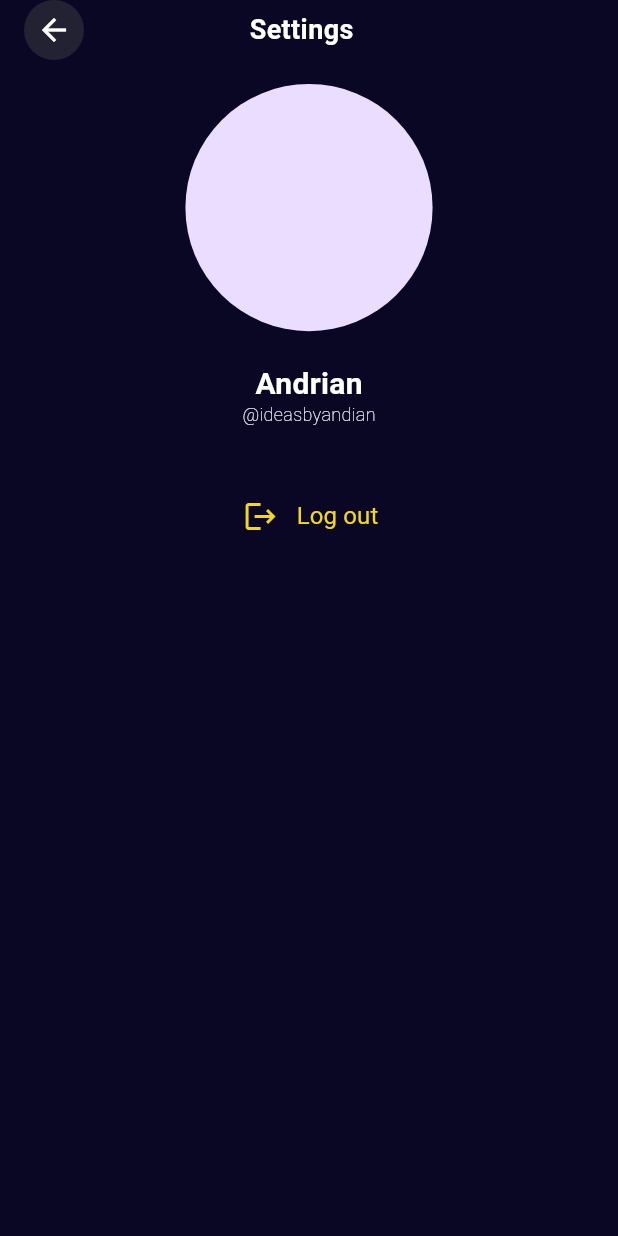
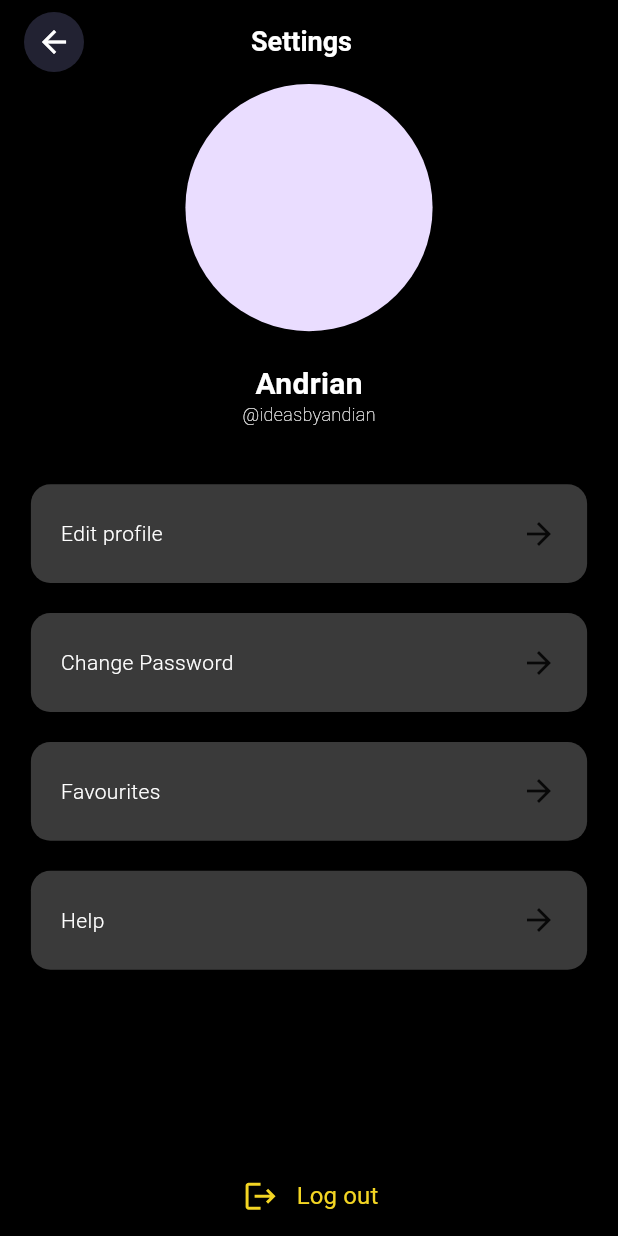
Before and after one commit to Jason1258t/BCSports-mobile, a Flutter app: the ProfileSettingScreen screen opened by its route, on a phone screen of 412 x 824 dp. Run offline on Flutter 3.47's test engine with Material 3 defaults, Android fonts, the phone set to English and light mode, and no system bars; our stand-ins replace bloc, cloud_firestore, firebase_auth, firebase_core, firebase_database, firebase_storage and 10 more; missing offline and left inert: dart:ffi; accounts and stored records are empty; network calls fail; Roboto replaces fonts that are missing (Geologica).

Commit message:
added: - profile

```diff
--- a/lib/app.dart
+++ b/lib/app.dart
@@ -1,8 +1,6 @@
 import 'package:bcsports_mobile/features/auth/bloc/app/app_cubit.dart';
 import 'package:bcsports_mobile/features/auth/ui/login_screen.dart';
 import 'package:bcsports_mobile/features/main/ui/main_screen.dart';
-import 'package:bcsports_mobile/features/onboarding/ui/onboarding_screen.dart';
-import 'package:bcsports_mobile/features/profile/ui/profile_screen.dart';
 import 'package:bcsports_mobile/features/splash/splash_screen.dart';
 import 'package:bcsports_mobile/routes/routes.dart';
 import 'package:flutter/material.dart';
--- a/lib/features/market/ui/market_screen.dart
+++ b/lib/features/market/ui/market_screen.dart
@@ -51,6 +51,7 @@ class _MarketScreenState extends State<MarketScreen> {
 
   Widget buildMainInfoWidget() {
     return CustomScrollView(
+      physics: const BouncingScrollPhysics(),
       slivers: [
         SliverAppBar(
             titleSpacing: 22,
--- a/lib/features/profile/data/profile_repository.dart
+++ b/lib/features/profile/data/profile_repository.dart
@@ -25,9 +25,11 @@ class ProfileRepository {
           .get();
 
       _userModel = UserModel.fromJson(res.data()!);
+
       profileState.add(LoadingStateEnum.success);
     } catch (e) {
       profileState.add(LoadingStateEnum.fail);
+      rethrow;
     }
   }
 
--- a/lib/features/profile/ui/profile_settings_screen.dart
+++ b/lib/features/profile/ui/profile_settings_screen.dart
@@ -1,8 +1,11 @@
 import 'package:bcsports_mobile/features/auth/bloc/auth/auth_cubit.dart';
+import 'package:bcsports_mobile/features/profile/ui/widgets/settings_button.dart';
+import 'package:bcsports_mobile/routes/route_names.dart';
 import 'package:bcsports_mobile/utils/colors.dart';
 import 'package:bcsports_mobile/utils/fonts.dart';
 import 'package:bcsports_mobile/widgets/buttons/button.dart';
 import 'package:bcsports_mobile/widgets/buttons/button_back.dart';
+import 'package:bcsports_mobile/widgets/scaffold.dart';
 import 'package:flutter/material.dart';
 import 'package:flutter_bloc/flutter_bloc.dart';
 import 'package:flutter_svg/flutter_svg.dart';
@@ -21,17 +24,12 @@ class _ProfileSettingScreenState extends State<ProfileSettingScreen> {
   Widget build(BuildContext context) {
     final sizeOf = MediaQuery.sizeOf(context);
 
-    return Container(
-      color: AppColors.black_090723,
-      child: SafeArea(
-        child: Padding(
-          padding: const EdgeInsets.symmetric(horizontal: 16),
-          child: Scaffold(
-            backgroundColor: AppColors.black_090723,
+    return CustomScaffold(
+      color: AppColors.black,
       appBar: AppBar(
         automaticallyImplyLeading: false,
         backgroundColor: Colors.transparent,
-              flexibleSpace: Row(
+        title: Row(
           mainAxisAlignment: MainAxisAlignment.spaceBetween,
           mainAxisSize: MainAxisSize.max,
           children: [
@@ -48,16 +46,16 @@ class _ProfileSettingScreenState extends State<ProfileSettingScreen> {
           ],
         ),
       ),
+      padding: EdgeInsets.symmetric(horizontal: sizeOf.width * 0.05),
       body: Column(
         crossAxisAlignment: CrossAxisAlignment.center,
         children: [
-                const SizedBox(
-                  width: double.infinity,
-                ),
           CircleAvatar(
             radius: sizeOf.width * 0.20,
           ),
-                const SizedBox(height: 25,),
+          const SizedBox(
+            height: 25,
+          ),
           Text(
             'Andrian',
             style: AppFonts.font20w600,
@@ -72,6 +70,41 @@ class _ProfileSettingScreenState extends State<ProfileSettingScreen> {
           const SizedBox(
             height: 40,
           ),
+          SettingButton(
+              onTap: () {
+                Navigator.pushNamed(context, AppRouteNames.profileEdit);
+              },
+              name: 'Edit profile',
+              width: double.infinity,
+              height: sizeOf.width * 0.16),
+          const SizedBox(
+            height: 20,
+          ),
+          SettingButton(
+              onTap: () {},
+              name: 'Change Password',
+              width: double.infinity,
+              height: sizeOf.width * 0.16),
+          const SizedBox(
+            height: 20,
+          ),
+          SettingButton(
+              onTap: () {},
+              name: 'Favourites',
+              width: double.infinity,
+              height: sizeOf.width * 0.16),
+          const SizedBox(
+            height: 20,
+          ),
+          SettingButton(
+              onTap: () {},
+              name: 'Help',
+              width: double.infinity,
+              height: sizeOf.width * 0.16),
+          const SizedBox(
+            height: 20,
+          ),
+          const Spacer(),
           TextButton(
             onPressed: () {
               context.read<AuthCubit>().signOut();
@@ -80,6 +113,7 @@ class _ProfileSettingScreenState extends State<ProfileSettingScreen> {
             child: Row(
               crossAxisAlignment: CrossAxisAlignment.center,
               mainAxisAlignment: MainAxisAlignment.center,
+              mainAxisSize: MainAxisSize.min,
               children: [
                 SvgPicture.asset(Assets.icons('logout.svg')),
                 Padding(
@@ -95,9 +129,6 @@ class _ProfileSettingScreenState extends State<ProfileSettingScreen> {
           )
         ],
       ),
-          ),
-        ),
-      ),
     );
   }
 }
--- /dev/null
+++ b/lib/features/profile/ui/widgets/settings_button.dart
@@ -0,0 +1,44 @@
+import 'package:bcsports_mobile/utils/colors.dart';
+import 'package:bcsports_mobile/utils/fonts.dart';
+import 'package:flutter/material.dart';
+
+class SettingButton extends StatelessWidget {
+  const SettingButton(
+      {super.key,
+      required this.onTap,
+      required this.name,
+      required this.width,
+      required this.height});
+
+  final Function() onTap;
+  final String name;
+  final double width;
+  final double height;
+
+  @override
+  Widget build(BuildContext context) {
+    return InkWell(
+      borderRadius: BorderRadius.circular(13),
+      onTap: onTap,
+      child: Ink(
+        width: width,
+        height: height,
+        padding: const EdgeInsets.symmetric(horizontal: 20),
+        decoration: BoxDecoration(
+          color: AppColors.black_3A3A3A,
+          borderRadius: BorderRadius.circular(13),
+        ),
+        child: Row(
+          mainAxisAlignment: MainAxisAlignment.spaceBetween,
+          children: [
+            Text(
+              name,
+              style: AppFonts.font14w500,
+            ),
+            const Icon(Icons.arrow_forward),
+          ],
+        ),
+      ),
+    );
+  }
+}
--- a/lib/main.dart
+++ b/lib/main.dart
@@ -11,5 +11,5 @@ void main() async {
   await Firebase.initializeApp(
     options: DefaultFirebaseOptions.currentPlatform,
   );
-  runApp(MyRepositoryProviders());
+  runApp(const MyRepositoryProviders());
 }
--- a/lib/routes/route_names.dart
+++ b/lib/routes/route_names.dart
@@ -1,6 +1,7 @@
 abstract class AppRouteNames {
   static const String root = '/';
   static const String profileSettings = '/profile_settings';
+  static const String profileEdit = '/profile_edit';
   static const String createPost = '/create_post';
   static const String onboarding = '/onboarding';
   static const String market = '/market';
--- a/lib/routes/routes.dart
+++ b/lib/routes/routes.dart
@@ -4,6 +4,7 @@ import 'package:bcsports_mobile/features/auth/ui/registration_screen.dart';
 import 'package:bcsports_mobile/features/market/ui/market_product_screen.dart';
 import 'package:bcsports_mobile/features/market/ui/market_screen.dart';
 import 'package:bcsports_mobile/features/onboarding/ui/onboarding_screen.dart';
+import 'package:bcsports_mobile/features/profile/ui/profile_edit_screen.dart';
 import 'package:bcsports_mobile/features/profile/ui/profile_screen.dart';
 import 'package:bcsports_mobile/features/profile/ui/profile_settings_screen.dart';
 import 'package:bcsports_mobile/features/social/ui/create_post_screen.dart';
@@ -25,13 +26,12 @@ class AppRoutes {
     switch (settings.name) {
       case AppRouteNames.root:
         return MaterialPageRoute(builder: (ctx) => const AppStateWidget());
-        // return MaterialPageRoute(builder: (ctx) => const AppStateWidget());
+      // return MaterialPageRoute(builder: (ctx) => const AppStateWidget());
       case AppRouteNames.profileSettings:
         return MaterialPageRoute(
             builder: (ctx) => const ProfileSettingScreen());
       case AppRouteNames.createPost:
-        return MaterialPageRoute(
-            builder: (ctx) => const CreatePostScreen());
+        return MaterialPageRoute(builder: (ctx) => const CreatePostScreen());
       case AppRouteNames.onboarding:
         return MaterialPageRoute(builder: (ctx) => const OnboardingScreen());
       // return MaterialPageRoute(builder: (ctx) => RegistrationScreen());
@@ -51,6 +51,8 @@ class AppRoutes {
       case AppRouteNames.recovery:
         return MaterialPageRoute(
             builder: (ctx) => const PasswordRecoveryScreen());
+      case AppRouteNames.profileEdit:
+        return MaterialPageRoute( builder: (ctx) => const EditProfileScreen());
       default:
         return MaterialPageRoute(
             builder: (ctx) => Container(
--- a/lib/utils/colors.dart
+++ b/lib/utils/colors.dart
@@ -40,4 +40,6 @@ abstract class AppColors {
   static Color primary = const Color(0xffF3D523);
   static Color background = Colors.black;
   static Color blueLink = const Color(0xFF2E8AF6);
+
+  static Color blue = const Color.fromARGB(51, 243, 213, 35);
 }
--- a/lib/widgets/buttons/button_back.dart
+++ b/lib/widgets/buttons/button_back.dart
@@ -11,10 +11,15 @@ class ButtonBack extends StatelessWidget {
   @override
   Widget build(BuildContext context) {
     return InkWell(
+      borderRadius: BorderRadius.circular(100),
       onTap: onTap,
-      child: CircleAvatar(
-        backgroundColor: isDark ? AppColors.black_222232 : AppColors.white,
-        radius: 20,
+      child: Ink(
+        height: 40,
+        width: 40,
+        decoration: BoxDecoration(
+          color: isDark ? AppColors.black_222232 : AppColors.white,
+          borderRadius: BorderRadius.circular(100),
+        ),
         child: Icon(
           Icons.arrow_back,
           color: isDark ? AppColors.white : AppColors.black_252525,
--- a/pubspec.yaml
+++ b/pubspec.yaml
@@ -36,6 +36,8 @@ dependencies:
   # cloud_firestore: ^4.15.3
   intl: ^0.19.0
 
+  image_cropper: ^5.0.0
+
 dev_dependencies:
   flutter_test:
     sdk: flutter
```
Also changed, not shown: lib/features/profile/ui/profile_edit_screen.dart (added, +105 -0 lines), lib/features/profile/ui/profile_screen.dart (+8 -7 lines), pubspec.lock, 3 other files. Lines whose indentation alone changed are shown as unchanged.
